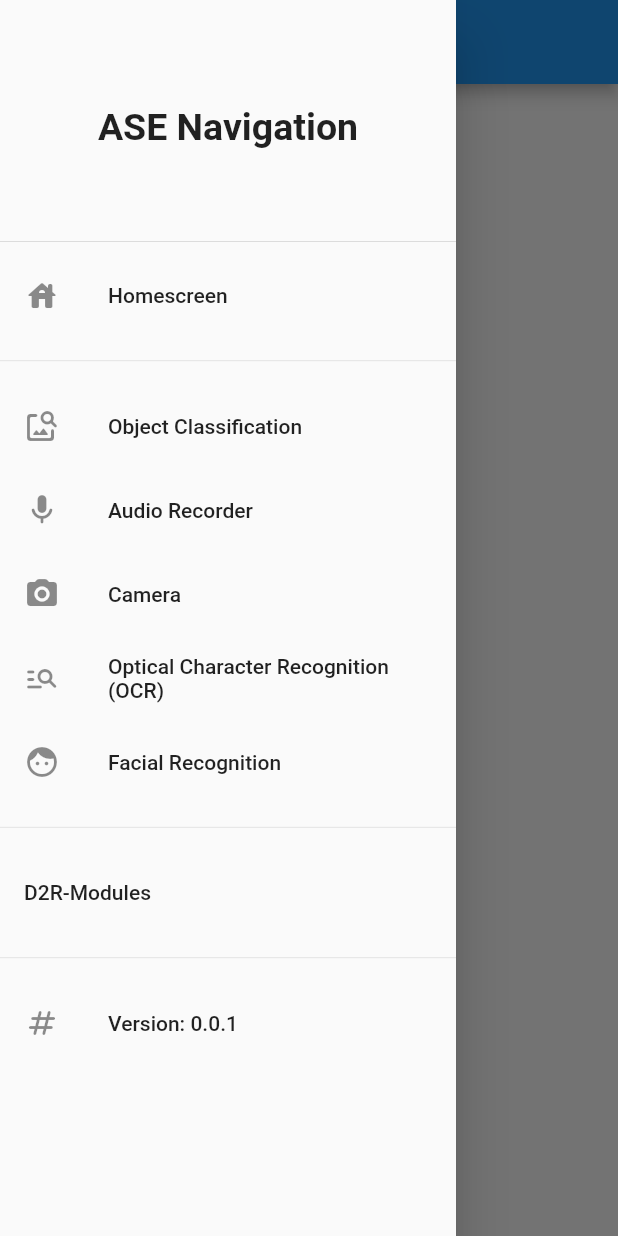
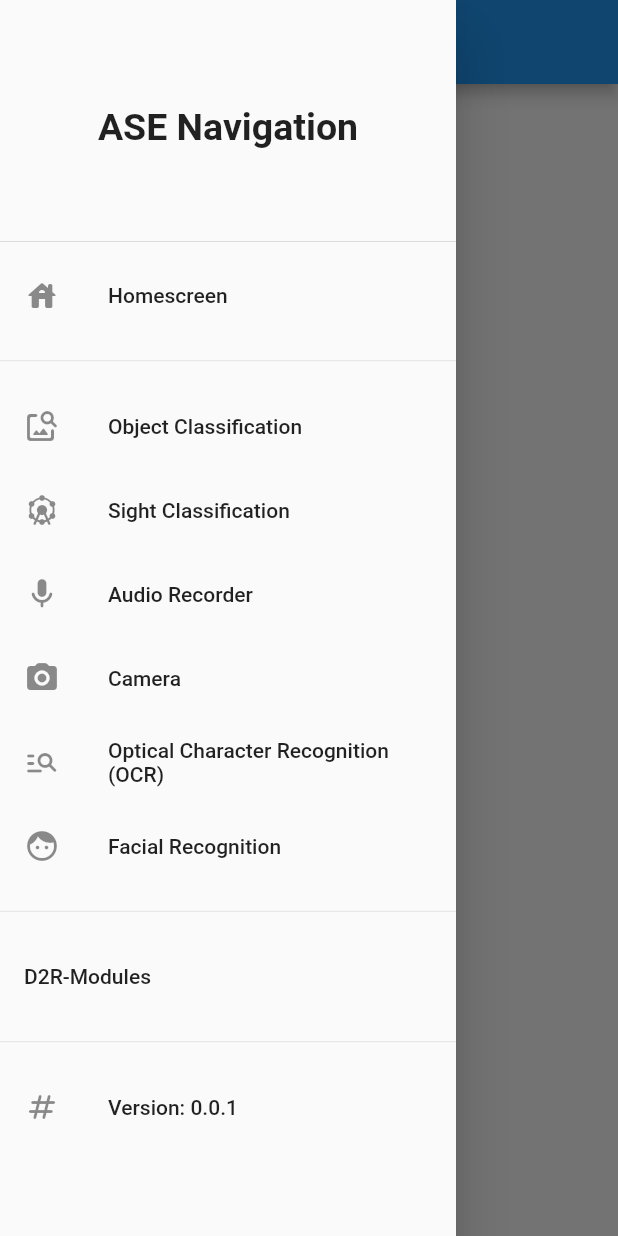
Before and after one commit to xenonv1/r2d, a Flutter app: the screen it shows after launch, with the side drawer open, on a phone screen of 412 x 824 dp. Run offline on Flutter 3.47's test engine with Material 2 defaults, Android fonts, the phone set to English and light mode, and no system bars; our stand-ins replace go_router, image_picker; missing offline and left inert: google_ml_kit.

Commit message:
implemented dummy dummy ui of sight recognition feature

```diff
--- a/flutter/r2d/lib/DrawerWidget.dart
+++ b/flutter/r2d/lib/DrawerWidget.dart
@@ -36,6 +36,11 @@
             leading: const Icon(Icons.image_search_rounded),
             title: const Text('Object Classification'),
             onTap: () => context.go('/object-classification'),
+          ),
+          ListTile(
+            leading: const Icon(Icons.attractions_rounded),
+            title: const Text('Sight Classification'),
+            onTap: () => context.go('/sight-classification'),
           ),
           ListTile(
             leading: const Icon(Icons.mic_rounded),
--- a/flutter/r2d/lib/main.dart
+++ b/flutter/r2d/lib/main.dart
@@ -7,6 +7,7 @@
 import 'CameraWidget.dart';
 import 'TextRecognitionWidget.dart';
 import 'FacialRecognitionWidget.dart';
+import 'SightClassificationWidget.dart';
 
 void main() {
   runApp(const MyApp());
@@ -39,11 +40,16 @@
         builder: (BuildContext context, GoRouterState state) {
           return const TextRecognitionWidget();
         }),
-        GoRoute(
+    GoRoute(
         path: '/facial-recognition',
         builder: (BuildContext context, GoRouterState state) {
-          return  FacialRecognitionWidget();
+          return FacialRecognitionWidget();
         }),
+    GoRoute(
+        path: '/sight-classification',
+        builder: (BuildContext context, GoRouterState state) {
+          return SightClassificationWidget();
+        })
   ],
 );
 
@@ -82,9 +88,7 @@
       ),
       drawer: const DrawerWidget(),
       body: Center(
-        child: Column(
-          mainAxisAlignment: MainAxisAlignment.center
-        ),
+        child: Column(mainAxisAlignment: MainAxisAlignment.center),
       ),
     );
   }
```
Also changed, not shown: flutter/r2d/lib/SightClassificationWidget.dart (added, +66 -0 lines).
